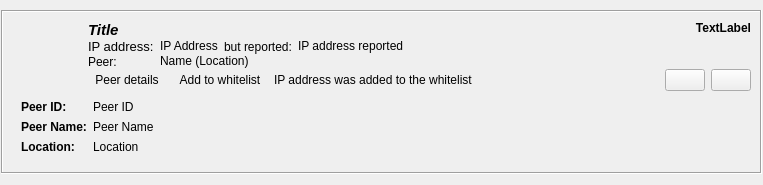
Above: retroshare-gui/src/gui/feeds/SecurityIpItem.ui from RetroShare/RetroShare before the change. Below: the same form after it.
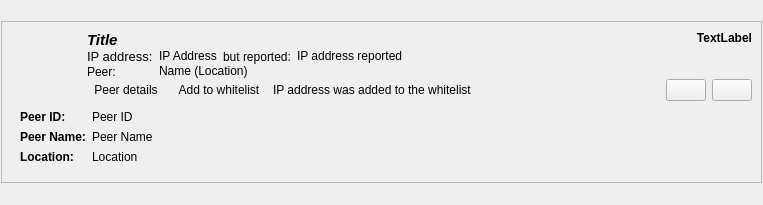
That is the form after the change. Icons and pictures are not drawn. Custom widgets are drawn as their Qt base class.

Commit message: Fixed frames to get styles on system style

What changed in the file:
```diff
--- a/retroshare-gui/src/gui/feeds/SecurityIpItem.ui
+++ b/retroshare-gui/src/gui/feeds/SecurityIpItem.ui
@@ -7,7 +7,7 @@
     <x>0</x>
     <y>0</y>
     <width>763</width>
-    <height>185</height>
+    <height>205</height>
    </rect>
   </property>
   <layout class="QGridLayout" name="SecurityIpItem_GL">
@@ -38,10 +38,10 @@
       <bool>true</bool>
      </property>
      <property name="frameShape">
-      <enum>QFrame::Box</enum>
+      <enum>QFrame::StyledPanel</enum>
      </property>
      <property name="frameShadow">
-      <enum>QFrame::Sunken</enum>
+      <enum>QFrame::Raised</enum>
      </property>
      <layout class="QGridLayout" name="feedFrame_GL">
       <property name="verticalSpacing">
```
The commit also changes 12 other files.
